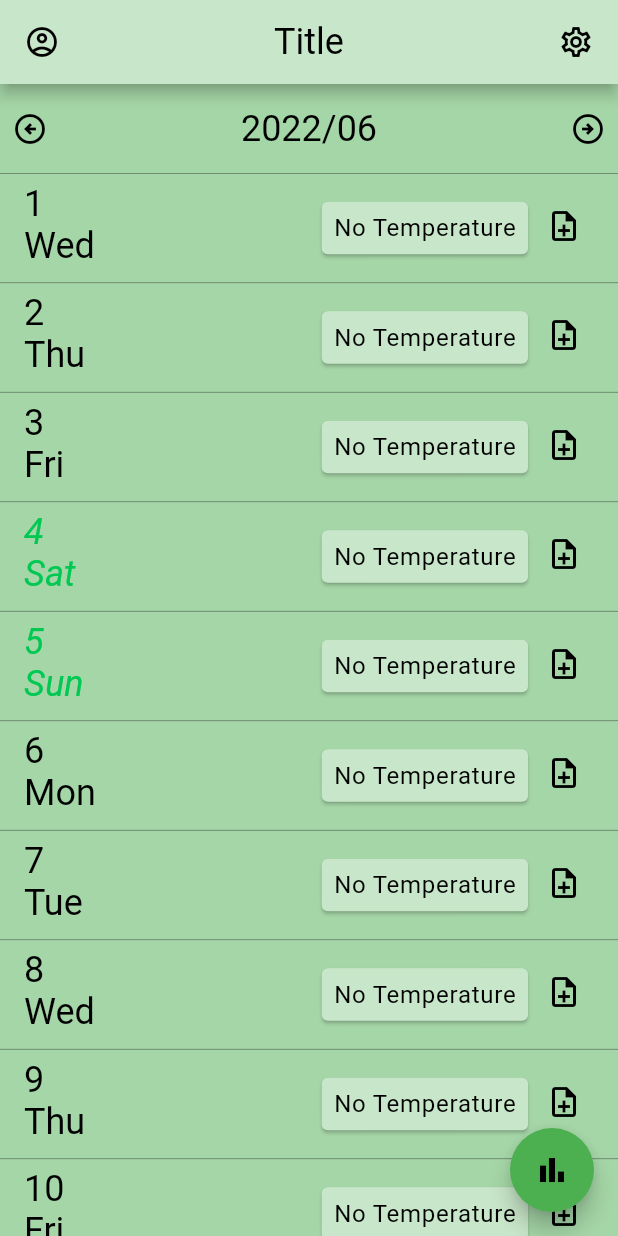
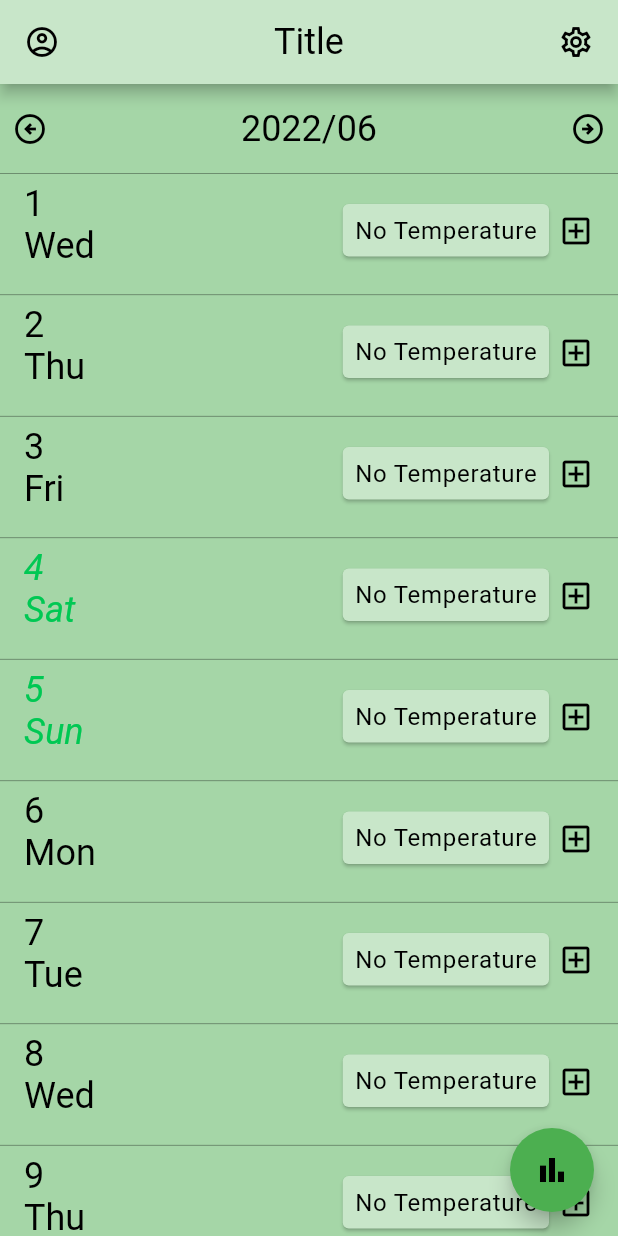
Before and after one commit to tonynowater87/body-temperature-note, a Flutter app: the screen it shows after launch, after a tap on the "arrow circle left" icon, on a phone screen of 412 x 824 dp. Run offline on Flutter 3.47's test engine with Material 2 defaults, Android fonts, the phone set to English and light mode, and no system bars; drawn by our look-alikes of scrollable_positioned_list; our stand-ins replace auto_route, bloc, cloud_firestore, date_format, equatable, firebase_core and 10 more; accounts and stored records are empty; generated files the repository leaves out were written again.

Commit message:
Adjust textfield to multiline and text theme

```diff
--- a/lib/theme/theme_data.dart
+++ b/lib/theme/theme_data.dart
@@ -15,14 +15,31 @@ extension AppThemeExtension on AppTheme {
             primaryColor: Colors.green,
             dividerColor: Colors.black45,
             errorColor: nord11,
+            inputDecorationTheme: InputDecorationTheme(
+                labelStyle: const TextStyle().copyWith(
+                    color: Colors.black, fontSize: 16, letterSpacing: 0.5)),
             iconTheme: const IconThemeData(color: Colors.black),
             colorScheme: themeData.colorScheme.copyWith(
                 onSurface: Colors.green.shade50,
                 secondary: Colors.greenAccent.shade700,
                 background: Colors.green.shade200),
             cardColor: Colors.green.shade100,
-            dialogTheme: DialogTheme(backgroundColor: Colors.green.shade200),
+            dialogTheme: DialogTheme(
+                backgroundColor: Colors.green.shade200,
+                titleTextStyle: const TextStyle().copyWith(
+                    color: Colors.black,
+                    fontSize: 16,
+                    fontWeight: FontWeight.normal,
+                    letterSpacing: 1.25),
+                contentTextStyle: const TextStyle().copyWith(
+                    color: Colors.black, fontSize: 16, letterSpacing: 0.5)),
             textTheme: TextTheme(
+                titleMedium: const TextStyle()
+                    .copyWith(color: Colors.black, fontSize: 24),
+                titleSmall: const TextStyle()
+                    .copyWith(color: Colors.black, fontSize: 20),
+                titleLarge: const TextStyle()
+                    .copyWith(color: Colors.black, fontSize: 34),
                 headlineMedium: const TextStyle()
                     .copyWith(color: Colors.black, fontSize: 24),
                 headlineSmall: const TextStyle()
@@ -44,14 +61,32 @@ extension AppThemeExtension on AppTheme {
             appBarTheme: const AppBarTheme(backgroundColor: Colors.teal),
             primaryColor: Colors.teal,
             dividerColor: Colors.white38,
+            errorColor: nord11,
+            inputDecorationTheme: InputDecorationTheme(
+                labelStyle: const TextStyle().copyWith(
+                    color: Colors.white, fontSize: 16, letterSpacing: 0.5)),
             iconTheme: IconThemeData(color: Colors.white),
             cardColor: Colors.teal.shade900,
             colorScheme: themeData.colorScheme.copyWith(
                 onSurface: Colors.green.shade900,
                 secondary: Colors.tealAccent.shade100,
                 background: Colors.teal.shade700),
-            dialogTheme: DialogTheme(backgroundColor: Colors.teal.shade700),
+            dialogTheme: DialogTheme(
+                backgroundColor: Colors.teal.shade700,
+                titleTextStyle: const TextStyle().copyWith(
+                    color: Colors.white,
+                    fontSize: 16,
+                    fontWeight: FontWeight.normal,
+                    letterSpacing: 1.25),
+                contentTextStyle: const TextStyle().copyWith(
+                    color: Colors.white, fontSize: 16, letterSpacing: 0.5)),
             textTheme: TextTheme(
+                titleMedium: const TextStyle()
+                    .copyWith(color: Colors.white, fontSize: 24),
+                titleSmall: const TextStyle()
+                    .copyWith(color: Colors.white, fontSize: 20),
+                titleLarge: const TextStyle()
+                    .copyWith(color: Colors.white, fontSize: 34),
                 headlineMedium: const TextStyle()
                     .copyWith(color: Colors.white, fontSize: 24),
                 headlineSmall: const TextStyle()
@@ -74,6 +109,9 @@ extension AppThemeExtension on AppTheme {
             primaryColor: nord10,
             dividerColor: nord5,
             errorColor: nord11,
+            inputDecorationTheme: InputDecorationTheme(
+                labelStyle: const TextStyle()
+                    .copyWith(color: nord6, fontSize: 16, letterSpacing: 0.5)),
             chipTheme: ChipThemeData(
                 backgroundColor: nord0,
                 labelStyle: const TextStyle()
@@ -86,8 +124,22 @@ extension AppThemeExtension on AppTheme {
             cardColor: nord3,
             colorScheme: themeData.colorScheme.copyWith(
                 onSurface: nord8, secondary: nord8, background: nord1),
-            dialogTheme: const DialogTheme(backgroundColor: nord0),
+            dialogTheme: DialogTheme(
+                backgroundColor: nord0,
+                titleTextStyle: const TextStyle().copyWith(
+                    color: nord6,
+                    fontSize: 16,
+                    fontWeight: FontWeight.normal,
+                    letterSpacing: 1.25),
+                contentTextStyle: const TextStyle()
+                    .copyWith(color: nord6, fontSize: 16, letterSpacing: 0.5)),
             textTheme: TextTheme(
+                titleMedium:
+                    const TextStyle().copyWith(color: nord6, fontSize: 24),
+                titleSmall:
+                    const TextStyle().copyWith(color: nord6, fontSize: 20),
+                titleLarge:
+                    const TextStyle().copyWith(color: nord6, fontSize: 34),
                 headlineMedium:
                     const TextStyle().copyWith(color: nord6, fontSize: 24),
                 headlineSmall:
--- a/lib/views/home/date_list_widget.dart
+++ b/lib/views/home/date_list_widget.dart
@@ -119,20 +119,15 @@ class _DateSelectorWidgetState extends State<DateSelectorWidget> {
               }
 
               var memo = state.dateListModel.outputMemos[index];
+
               if (memo != null && memo.memo.isNotEmpty) {
+                temperatureViews.add(SizedBox(
+                  width: 2,
+                ));
                 temperatureViews.add(Padding(
-                  padding: const EdgeInsets.all(8.0),
+                  padding: const EdgeInsets.symmetric(vertical: 10),
                   child: InkWell(
-                      child: Text(memo.memo),
-                      onTap: () {
-                        onTapMemo(state, index);
-                      }),
-                ));
-              } else {
-                temperatureViews.add(Padding(
-                  padding: const EdgeInsets.all(8.0),
-                  child: InkWell(
-                      child: Icon(Icons.note_add_outlined,
+                      child: Icon(Icons.note_alt_outlined,
                           color: Theme.of(context).iconTheme.color),
                       onTap: () {
                         onTapMemo(state, index);
@@ -140,8 +135,23 @@ class _DateSelectorWidgetState extends State<DateSelectorWidget> {
                 ));
               }
 
+              temperatureViews.add(SizedBox(
+                width: 2,
+              ));
+              temperatureViews.add(Padding(
+                padding: const EdgeInsets.symmetric(vertical: 10),
+                child: InkWell(
+                    child: Icon(Icons.add_box_outlined,
+                        color: Theme.of(context).iconTheme.color),
+                    onTap: () {
+                      onTapDay(context, index);
+                    }),
+              ));
+
               return ListTile(
                 onTap: () => onTapDay(context, index),
+                dense: true,
+                visualDensity: const VisualDensity(vertical: 4, horizontal: 4),
                 trailing: Wrap(children: temperatureViews),
                 title: Text((index + 1).toString(),
                     style: _getWeekDaysTextStyle(DateTime(
--- a/lib/views/input/view/edit_memo_widget.dart
+++ b/lib/views/input/view/edit_memo_widget.dart
@@ -38,6 +38,8 @@ class _EditMemoWidgetState extends State<EditMemoWidget> {
         }
         return Container(
           child: TextField(
+            keyboardType: TextInputType.multiline,
+            maxLines: null,
             controller: textEditingController,
           ),
         );
--- a/lib/views/memo/memo_page.dart
+++ b/lib/views/memo/memo_page.dart
@@ -51,6 +51,8 @@ class _MemoPageState extends State<MemoPage> {
             return AlertDialog(
               title: Text(state.formattedDateString),
               content: TextField(
+                  keyboardType: TextInputType.multiline,
+                  maxLines: null,
                   focusNode: myFocusNode,
                   controller: textEditingController..text = state.memo.memo),
               actions: <Widget>[
```
